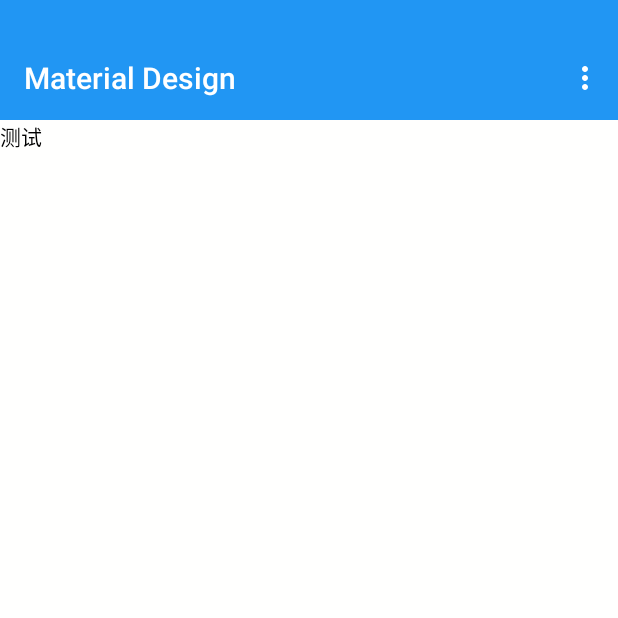
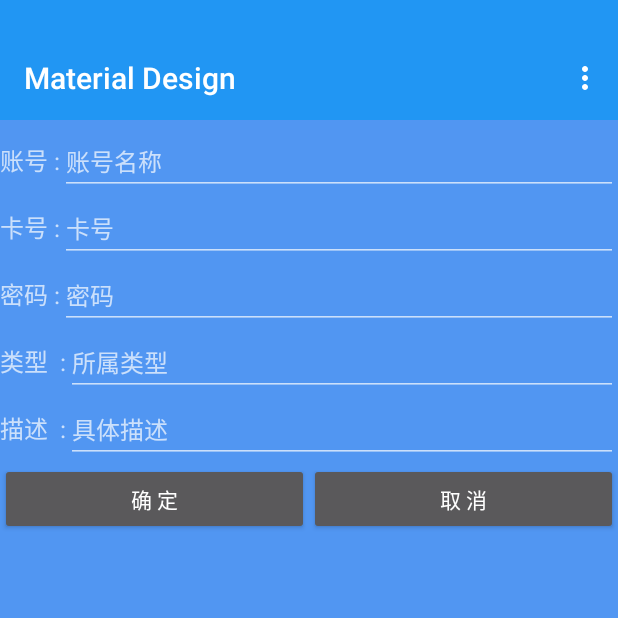
Before and after one commit to JarvisKent/PasswordManager, an Android app: the fragment MotifyDataFragment placed in its activity, on a phone screen of 412 x 824 dp, the top half of it. Run offline under Robolectric (Android 15) with nearby library versions, the phone set to English and light mode, and no system bars; libraries missing offline, so code that uses them is left out: com.mikepenz.materialdrawer; 5 statements that could not run were skipped.

Commit message:
完成修改功能模块

```diff
--- a/app/src/main/java/com/hzh/passwordmanager/adapter/MainListAdapter.java
+++ b/app/src/main/java/com/hzh/passwordmanager/adapter/MainListAdapter.java
@@ -13,6 +13,7 @@
 import android.view.ViewGroup;
 import android.widget.Button;
 import android.widget.TextView;
+import android.widget.Toast;
 
 import com.daimajia.swipe.SwipeLayout;
 import com.hzh.passwordmanager.R;
@@ -59,14 +60,16 @@
                 //获取数据，跳转到修改页面
                 Fragment f = new MotifyDataFragment();
                 Bundle bundle = new Bundle();
-                bundle.putParcelable("motifyData",datas.get(position));
+                bundle.putParcelable("modifyData",datas.get(position));
                 f.setArguments(bundle);
-                if (null == mFM)
-                    mFM = ((BaseActivity)context).getSupportFragmentManager();
-                FragmentTransaction ft = mFM.beginTransaction();
-                ft.replace(R.id.fl_content, f);
+                if(datas.get(position) !=null) {
+                    if (null == mFM)
+                        mFM = ((BaseActivity) context).getSupportFragmentManager();
+                    FragmentTransaction ft = mFM.beginTransaction();
+                    ft.replace(R.id.fl_content, f);
 
-                ft.commit();
+                    ft.commit();
+                }
             }
         });
         /**
@@ -84,7 +87,7 @@
                 final DataDao dao = new DataDao(context);
                 AlertDialog.Builder builder = new AlertDialog.Builder(context);
                 builder.setTitle("删除");
-                builder.setMessage("确定删除"+datas.get(position)+"?");
+                builder.setMessage("确定删除“"+datas.get(position).getName()+"”?");
                 builder.setPositiveButton("确定", new DialogInterface.OnClickListener() {
                     @Override
                     public void onClick(DialogInterface dialog, int which) {
--- a/app/src/main/java/com/hzh/passwordmanager/ui/activity/MainActivity.java
+++ b/app/src/main/java/com/hzh/passwordmanager/ui/activity/MainActivity.java
@@ -2,6 +2,7 @@
 
 
 import android.content.DialogInterface;
+import android.graphics.Color;
 import android.os.Bundle;
 import android.support.v7.app.AlertDialog;
 import android.support.v7.widget.Toolbar;
@@ -48,7 +49,6 @@
         TranslucentStatus.initState(this,R.id.ll_bar);
 
         changeFragment(SwitchPage.MAIN);
-
     }
 
     @Override
@@ -100,7 +100,7 @@
                         new DividerDrawerItem(),
                         item2,
                         new SecondaryDrawerItem().withName(R.string.modifyPwd),
-                        new SecondaryDrawerItem().withName(R.string.kind_manager).withDescription("根据权重进行管理"),
+                        new SecondaryDrawerItem().withName(R.string.kind_manager).withDescription("根据权重进行管理").withDescriptionTextColor(Color.GRAY),
                         new SecondaryDrawerItem().withName(R.string.drawer_item_settings)
                 ) .withOnDrawerItemClickListener(new Drawer.OnDrawerItemClickListener() {
 
--- a/app/src/main/java/com/hzh/passwordmanager/ui/fragment/MotifyDataFragment.java
+++ b/app/src/main/java/com/hzh/passwordmanager/ui/fragment/MotifyDataFragment.java
@@ -4,29 +4,73 @@
 import android.view.LayoutInflater;
 import android.view.View;
 import android.view.ViewGroup;
+import android.widget.Button;
+import android.widget.EditText;
 import android.widget.TextView;
+import android.widget.Toast;
 
 import com.hzh.passwordmanager.R;
 import com.hzh.passwordmanager.bean.DataBean;
+import com.hzh.passwordmanager.db.dao.DataDao;
 import com.hzh.passwordmanager.ui.base.BaseFragment;
+import com.hzh.passwordmanager.utils.SwitchPage;
 
 /**
  * Created by JarvisHuang on 2016/4/5.
  */
 public class MotifyDataFragment extends BaseFragment implements View.OnClickListener {
+    DataDao dataDao;
+    EditText name;
+    EditText id;
+    EditText pwd;
+    EditText kind;
+    EditText desc;
+    DataBean datas;
     @Override
     public View onCreateView(LayoutInflater inflater, ViewGroup container, Bundle savedInstanceState) {
         View view = inflater.inflate(R.layout.fragment_motify_data,container,false);
-        TextView tv = (TextView) view.findViewById(R.id.tv);
-        Bundle data =getArguments();
-        DataBean datas = data.getParcelable("motifyData");
-        tv.setText("传递:"+datas.toString());
 
+        name = (EditText) view.findViewById(R.id.modify_name);
+        id = (EditText) view.findViewById(R.id.modify_account);
+        pwd = (EditText) view.findViewById(R.id.modify_password);
+        kind = (EditText) view.findViewById(R.id.modify_kind);
+        desc = (EditText) view.findViewById(R.id.modify_desc);
+        Button modify = (Button) view.findViewById(R.id.btn_modify);
+        Button cancel = (Button) view.findViewById(R.id.modify_cancel);
+        cancel.setOnClickListener(this);
+        modify.setOnClickListener(this);
+        Bundle data = getArguments();
+        datas = data.getParcelable("modifyData");
+        if(datas!=null && datas.toString() !="") {
+            name.setText(datas.getName());
+            id.setText(datas.getAccount());
+            pwd.setText(datas.getPassword());
+            kind.setText(datas.getKind()+"");
+            desc.setText(datas.getDesc());
+        }
         return view;
     }
 
     @Override
     public void onClick(View v) {
+    switch (v.getId()){
+        case R.id.btn_modify:
+          dataDao = new DataDao(getActivity());
+            DataBean bean = new DataBean();
+            bean.setName(name.getText().toString().trim());
+            bean.setId(datas.getId());
+            bean.setAccount(id.getText().toString().trim());
+            bean.setDesc(desc.getText().toString().trim());
+            bean.setKind(Integer.parseInt(kind.getText().toString().trim()));
+            bean.setPassword(pwd.getText().toString().trim());
+            dataDao.update(bean);
+            Toast.makeText(getActivity(),"修改成功!",Toast.LENGTH_LONG).show();
+            SwitchPage.toMain(getActivity(),R.id.fl_content);
+            break;
+        case R.id.modify_cancel:
+            SwitchPage.toMain(getActivity(),R.id.fl_content);
+            break;
+    }
 
     }
 }
--- a/app/src/main/res/layout/fragment_motify_data.xml
+++ b/app/src/main/res/layout/fragment_motify_data.xml
@@ -1,11 +1,108 @@
 <?xml version="1.0" encoding="utf-8"?>
 <LinearLayout xmlns:android="http://schemas.android.com/apk/res/android"
     android:layout_width="match_parent"
+    android:orientation="vertical"
+    android:background="#5196F2"
     android:layout_height="match_parent">
-<TextView
-    android:layout_width="wrap_content"
-    android:layout_height="wrap_content"
-    android:textColor="#000000"
-    android:id="@+id/tv"
-    android:text="测试"/>
+    <LinearLayout
+        android:layout_width="match_parent"
+        android:layout_height="wrap_content"
+        android:layout_marginTop="5dp"
+        android:orientation="horizontal">
+        <TextView
+            android:layout_width="wrap_content"
+            android:layout_height="wrap_content"
+            android:textSize="16sp"
+            android:text="账号 :"/>
+        <EditText
+            android:id="@+id/modify_name"
+            android:layout_width="match_parent"
+            android:textSize="16sp"
+            android:layout_height="wrap_content"
+            android:hint="账号名称"/>
+    </LinearLayout>
+    <LinearLayout
+        android:layout_width="match_parent"
+        android:layout_height="wrap_content"
+        android:orientation="horizontal">
+        <TextView
+            android:layout_width="wrap_content"
+            android:textSize="16sp"
+            android:layout_height="wrap_content"
+            android:text="卡号 :"/>
+        <EditText
+            android:id="@+id/modify_account"
+            android:layout_width="match_parent"
+            android:layout_height="wrap_content"
+            android:inputType="number"
+            android:textSize="16sp"
+            android:hint="卡号"/>
+    </LinearLayout>
+    <LinearLayout
+        android:layout_width="match_parent"
+        android:layout_height="wrap_content"
+        android:orientation="horizontal">
+        <TextView
+            android:layout_width="wrap_content"
+            android:textSize="16sp"
+            android:layout_height="wrap_content"
+            android:text="密码 :"/>
+        <EditText
+            android:id="@+id/modify_password"
+            android:layout_width="match_parent"
+            android:layout_height="wrap_content"
+            android:textSize="16sp"
+            android:inputType="textPassword"
+            android:hint="密码"/>
+    </LinearLayout>
+    <LinearLayout
+        android:layout_width="match_parent"
+        android:layout_height="wrap_content"
+        android:orientation="horizontal">
+        <TextView
+            android:layout_width="wrap_content"
+            android:textSize="16sp"
+            android:layout_height="wrap_content"
+            android:text="类型  :"/>
+        <EditText
+            android:id="@+id/modify_kind"
+            android:inputType="number"
+            android:textSize="16sp"
+            android:layout_width="match_parent"
+            android:layout_height="wrap_content"
+            android:hint="所属类型"/>
+    </LinearLayout>
+    <LinearLayout
+        android:layout_width="match_parent"
+        android:layout_height="wrap_content"
+        android:orientation="horizontal">
+        <TextView
+            android:layout_width="wrap_content"
+            android:textSize="16sp"
+            android:layout_height="wrap_content"
+            android:text="描述  :"/>
+        <EditText
+            android:id="@+id/modify_desc"
+            android:layout_width="match_parent"
+            android:textSize="16sp"
+            android:layout_height="wrap_content"
+            android:hint="具体描述"/>
+    </LinearLayout>
+    <LinearLayout
+        android:layout_width="match_parent"
+        android:layout_height="wrap_content"
+        android:orientation="horizontal">
+        <Button
+            android:id="@+id/btn_modify"
+            android:layout_width="match_parent"
+            android:layout_height="wrap_content"
+            android:layout_weight="1"
+            android:text=" 确 定 "/>
+        <Button
+            android:id="@+id/modify_cancel"
+            android:layout_width="match_parent"
+            android:layout_height="wrap_content"
+            android:layout_weight="1"
+            android:text=" 取 消 "/>
+    </LinearLayout>
 </LinearLayout>
```
Also changed, not shown: 1 other file.
